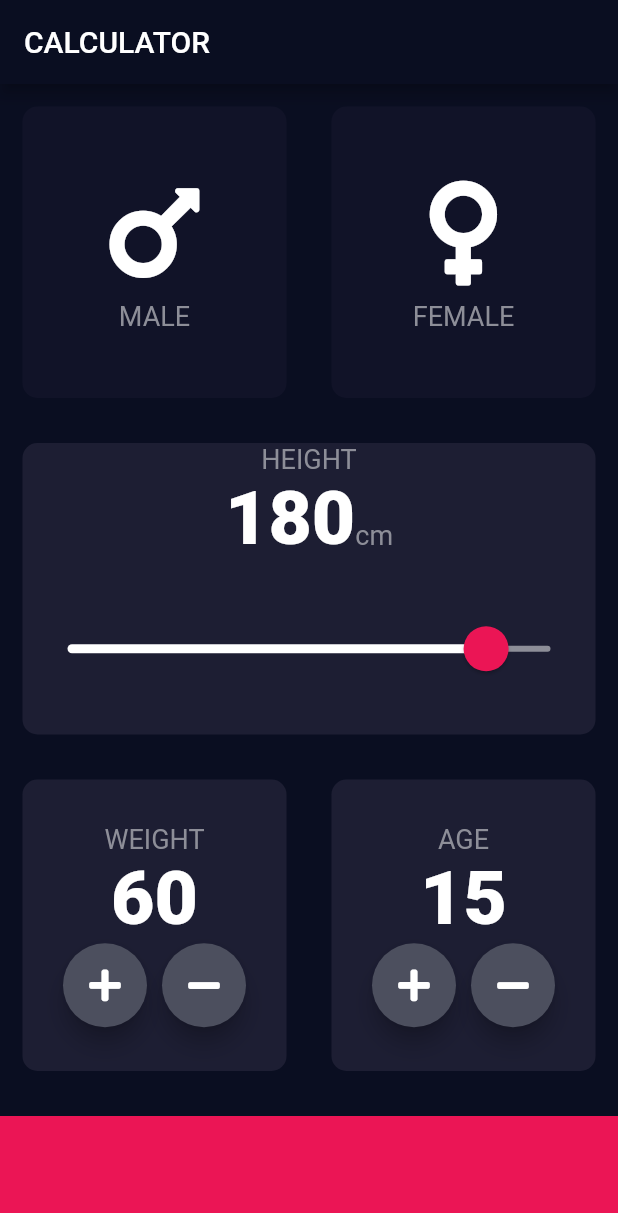
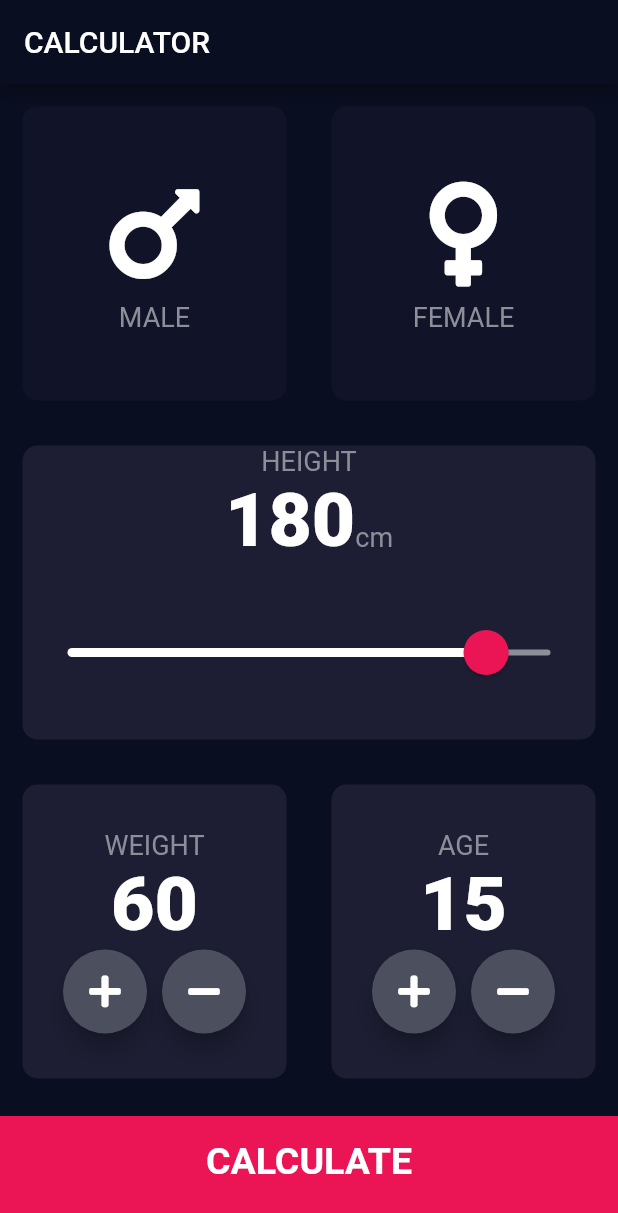
Before and after one commit to Valera1980/theme_fun, a Flutter app: the screen it shows after launch, on a phone screen of 412 x 824 dp. Shown: the top 1213 px of the screen. Run offline on Flutter 3.47's test engine with Material 2 defaults, Android fonts, the phone set to English and light mode, and no system bars; our stand-ins replace font_awesome_flutter.

Commit message:
finish design

```diff
--- /dev/null
+++ b/lib/calculate-button.dart
@@ -0,0 +1,24 @@
+import 'package:flutter/material.dart';
+
+import 'constans.dart';
+
+class CalculateButton extends StatelessWidget {
+  final Function onTap;
+  final Text text;
+  CalculateButton({@required this.onTap, @required this.text});
+
+  @override
+  Widget build(BuildContext context) {
+    return GestureDetector(
+      onTap: onTap,
+      child: Container(
+        child: Center(child: text),
+        margin: EdgeInsets.only(top: 10),
+        padding: EdgeInsets.only(bottom: 20.0),
+        color: Color(0xffeb1555),
+        width: double.infinity,
+        height: 80,
+      ),
+    );
+  }
+}
--- a/lib/input_page_widget.dart
+++ b/lib/input_page_widget.dart
@@ -1,5 +1,6 @@
 import 'package:flutter/material.dart';
 import 'package:font_awesome_flutter/font_awesome_flutter.dart';
+import 'calculate-button.dart';
 import 'constans.dart';
 import 'card_item.dart';
 import 'custom_round_icon_button.dart';
@@ -189,9 +190,9 @@ class _InputPageState extends State<InputPage> {
                                     }
                                   });
                                 },
-                              )
+                              ),
                             ],
-                          )
+                          ),
                         ],
                       ),
                     ),
@@ -231,7 +232,6 @@ class _InputPageState extends State<InputPage> {
                                   if(age > 10){
                                     age--;
                                   }
-
                                 });
                               },
                             )
@@ -243,11 +243,11 @@ class _InputPageState extends State<InputPage> {
                 ],
               ),
             ),
-            Container(
-              margin: EdgeInsets.only(top: 15),
-              color: Color(0xffeb1555),
-              width: double.infinity,
-              height: 80,
+            CalculateButton(
+              onTap: (){
+                Navigator.pushNamed(context, '/result-page');
+              },
+              text: Text('CALCULATE', style: kLargeButtonTextStyleSmaller,),
             )
           ],
         ));
--- a/lib/main.dart
+++ b/lib/main.dart
@@ -1,6 +1,7 @@
 
 import 'package:flutter/material.dart';
 
+import 'calc-page.dart';
 import 'input_page_widget.dart';
 
 void main(){
@@ -15,6 +16,11 @@ class MainWidget extends StatelessWidget {
           primaryColor: Color(0xFF0A0E21),
           scaffoldBackgroundColor: Color(0xFF0A0E21)
         ) ,
-        home: InputPage());
+        home: InputPage(),
+        routes: {
+          '/calc-page': (context) =>  MainWidget(),
+          '/result-page': (context) =>  CalcPage(),
+        },
+    );
   }
 }
```
Also changed, not shown: lib/calc-page.dart (added, +49 -0 lines), lib/constans.dart (+15 -0 lines), lib/calculator/calculator.dart (added).
